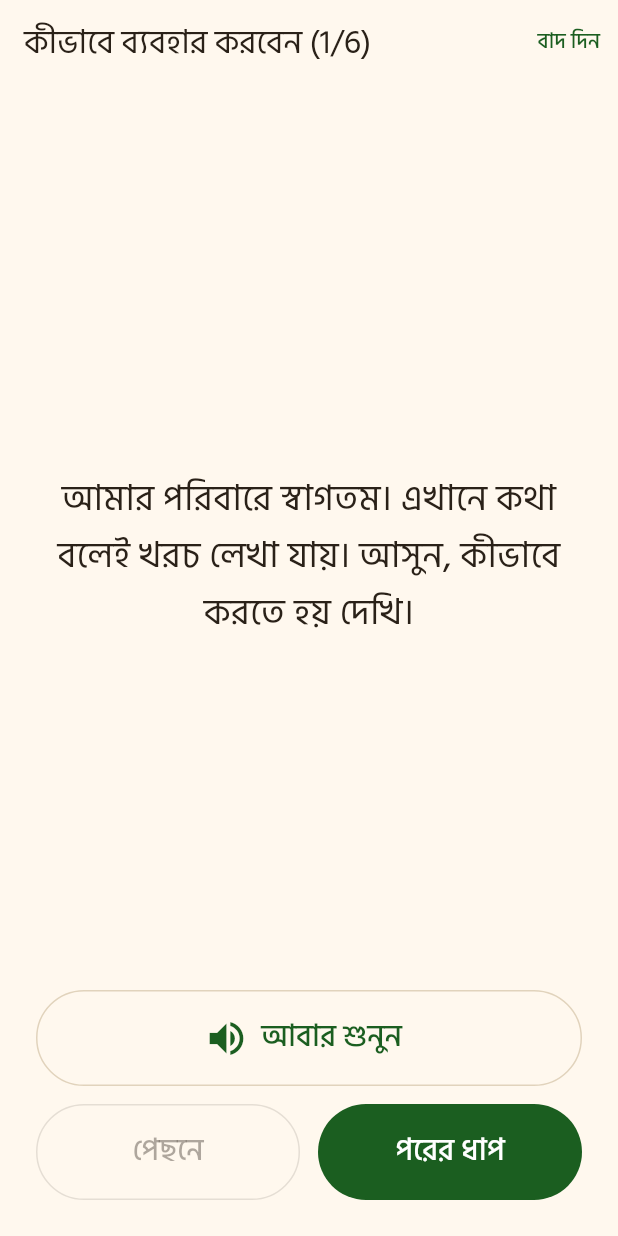
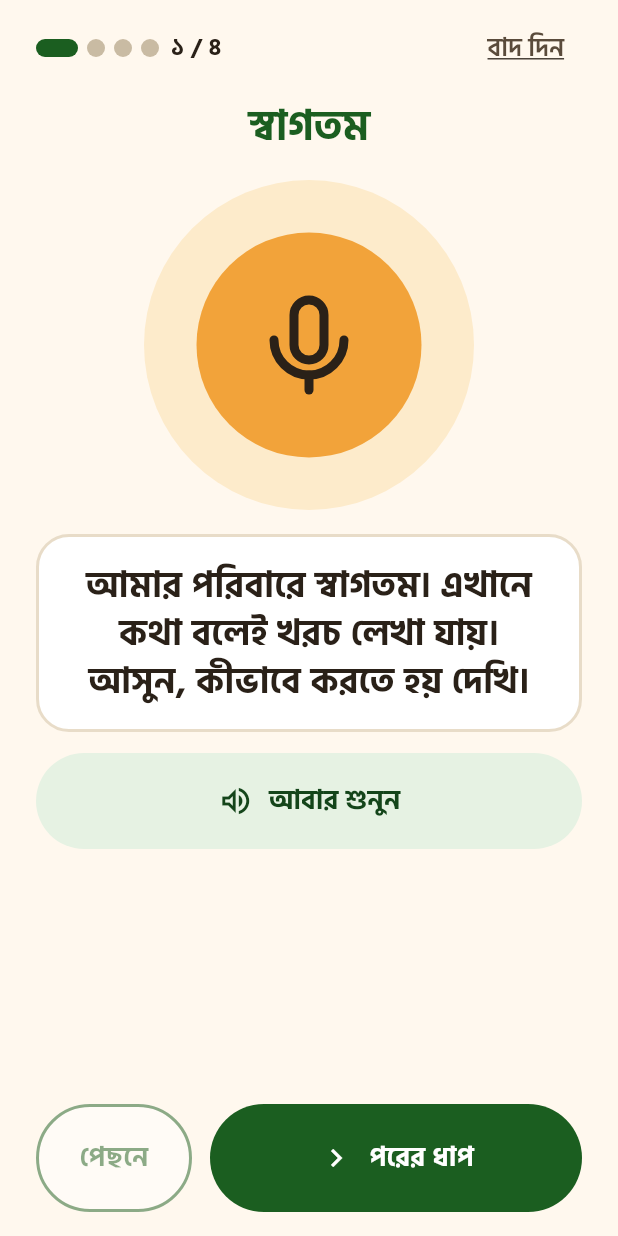
Before and after one commit to raihan31/amar-poribar, a Flutter app: the TutorialScreen screen opened by its route, on a phone screen of 412 x 824 dp. Run offline on Flutter 3.47's test engine with Material 3 defaults, Android fonts, the phone set to English and light mode, and no system bars; our stand-ins replace drift, fl_chart, flutter_riverpod, flutter_secure_storage, flutter_tts, go_router and 3 more; missing offline and left inert: nearby_connections; accounts and stored records are empty; generated files the repository leaves out were written again.

Commit message:
T-MOB-21: D2 Voice-guided tutorial *(screen rework)*
Also touched test/a11y/screen_registry.dart (register D2) and lib/app/router.dart (import).

Co-Authored-By: Claude Sonnet 5.5 <noreply@anthropic.com>

```diff
--- a/apps/mobile/lib/app/router.dart
+++ b/apps/mobile/lib/app/router.dart
@@ -4,6 +4,7 @@ import 'package:go_router/go_router.dart';
 
 import '../features/auth/ui/login_screen.dart';
 import '../features/auth/ui/session_expired_screen.dart';
+import '../features/onboarding/ui/tutorial_screen.dart';
 import '../features/onboarding/ui/welcome_screen.dart';
 import '../features/settings/ui/profile_screen.dart';
 import '../features/voice/ui/voice_fallback_screen.dart';
@@ -12,7 +13,6 @@ import '../presentation/screens/ai_entry_screen.dart';
 import '../presentation/screens/dashboard_screen.dart';
 import '../presentation/screens/settings_screen.dart';
 import '../presentation/screens/transaction_screen.dart';
-import '../presentation/screens/tutorial_screen.dart'; // contains PendingSmsScreen too
 import 'redirects.dart';
 import 'screens.dart';
 import 'shell.dart';
--- a/apps/mobile/lib/core/speech/tutorial.dart
+++ b/apps/mobile/lib/core/speech/tutorial.dart
@@ -1,9 +1,8 @@
-/// The first-time, voice-guided tutorial (SRS FR-VOICE, BR-22/23). Each step is shown and read aloud.
+/// The first-time, voice-guided tutorial (SRS FR-VOICE-10, BR-22/23). Four steps; each is shown
+/// as a large caption and read aloud.
 const List<String> kTutorialSteps = [
   'আমার পরিবারে স্বাগতম। এখানে কথা বলেই খরচ লেখা যায়। আসুন, কীভাবে করতে হয় দেখি।',
-  'বড় মাইক্রোফোনের বোতামে চাপ দিন, তারপর বলুন। যেমন: আজ বাজারে আটশো পঞ্চাশ টাকা।',
-  'আমি যা বুঝেছি, জোরে পড়ে শোনাব। ঠিক হলে সবুজ টিক চাপুন। ভুল হলে ক্রস চাপুন।',
-  'ক্যাটাগরি না বুঝলে ছবি দেখাব। যে ছবিতে চাপ দেবেন, তার নাম আমি বলব।',
-  'মাসের সারাংশ শুনতে "শুনুন" বোতামে চাপুন। বাজেট শেষ হয়ে এলে আমি নিজেই জানিয়ে দেব।',
-  'ইন্টারনেট না থাকলেও লিখে রাখা যায়। নেটওয়ার্ক পেলে নিজে থেকে বুঝে নেওয়া হবে। এবার শুরু করুন!',
+  'মাইক চেপে বলুন: বাজার আটশো টাকা',
+  'ঠিক থাকলে বড় সবুজ বোতাম চাপুন',
+  "মাসের কথা শুনতে 'শুনুন' চাপুন",
 ];
--- /dev/null
+++ b/apps/mobile/lib/features/onboarding/ui/tutorial_screen.dart
@@ -0,0 +1,263 @@
+import 'dart:math' as math;
+
+import 'package:flutter/material.dart';
+import 'package:flutter_riverpod/flutter_riverpod.dart';
+import 'package:go_router/go_router.dart';
+
+import '../../../app/redirects.dart';
+import '../../../core/l10n/l10n_x.dart';
+import '../../../core/money/money_format.dart';
+import '../../../core/money/numeral_style_provider.dart';
+import '../../../core/speech/tutorial.dart';
+import '../../../core/speech/voice_service.dart';
+import '../../../core/theme/tokens.dart';
+import '../../../presentation/providers/auth_provider.dart';
+import '../../../presentation/providers/providers.dart';
+import '../../../ui/big_button.dart';
+
+const tutorialDoneKey = 'tutorial_done';
+
+/// D2: the 4-step voice-guided tutorial (FR-VOICE-10). Board: Tutorial.dc.html. Route `/tutorial`.
+/// Each step is read aloud on arrival and silenced when leaving; it can be replayed or skipped.
+class TutorialScreen extends ConsumerStatefulWidget {
+  const TutorialScreen({super.key});
+
+  @override
+  ConsumerState<TutorialScreen> createState() => _TutorialScreenState();
+}
+
+class _TutorialScreenState extends ConsumerState<TutorialScreen> {
+  int _step = 0;
+  // Kept in a field: Riverpod disposes `ref` before State.dispose() runs.
+  late final VoiceService _voice;
+
+  @override
+  void initState() {
+    super.initState();
+    _voice = ref.read(voiceServiceProvider);
+    WidgetsBinding.instance.addPostFrameCallback((_) => _speak());
+  }
+
+  @override
+  void dispose() {
+    _voice.stopSpeaking();
+    super.dispose();
+  }
+
+  Future<void> _speak() => _voice.speak(kTutorialSteps[_step]);
+
+  Future<void> _go(int delta) async {
+    final next = _step + delta;
+    if (next < 0) return;
+    await _voice.stopSpeaking();
+    if (next >= kTutorialSteps.length) return _finish();
+    if (!mounted) return;
+    setState(() => _step = next);
+    await _speak();
+  }
+
+  Future<void> _finish() async {
+    await _voice.stopSpeaking();
+    await ref.read(localStoreProvider).setMeta(tutorialDoneKey, '1');
+    ref.read(tutorialDoneProvider.notifier).state = true;
+    if (mounted) context.go(Routes.home);
+  }
+
+  @override
+  Widget build(BuildContext context) {
+    final l10n = context.l10n;
+    final style = ref.watch(numeralStyleProvider);
+    final total = kTutorialSteps.length;
+    final last = _step == total - 1;
+    String digits(int n) =>
+        style == NumeralStyle.bangla ? toBanglaDigits('$n') : '$n';
+    final title = [
+      l10n.tutorial_title1,
+      l10n.tutorial_title2,
+      l10n.tutorial_title3,
+      l10n.tutorial_title4,
+    ][_step];
+    return Scaffold(
+      backgroundColor: AppTokens.bg,
+      body: SafeArea(
+        child: LayoutBuilder(
+          builder: (context, box) => SingleChildScrollView(
+            padding: const EdgeInsets.symmetric(horizontal: 24),
+            child: ConstrainedBox(
+              constraints: BoxConstraints(minHeight: box.maxHeight),
+              child: IntrinsicHeight(
+                child: Column(
+                  crossAxisAlignment: CrossAxisAlignment.stretch,
+                  children: [
+                    const SizedBox(height: 8),
+                    Row(
+                      children: [
+                        for (var i = 0; i < total; i++)
+                          Container(
+                            key: Key('tutorial_dot_$i'),
+                            margin: const EdgeInsets.only(right: 6),
+                            width: i == _step ? 28 : 12,
+                            height: 12,
+                            decoration: BoxDecoration(
+                              color: i <= _step
+                                  ? AppTokens.green
+                                  : AppTokens.switchOff,
+                              borderRadius: BorderRadius.circular(6),
+                            ),
+                          ),
+                        const SizedBox(width: 2),
+                        Text(
+                          l10n.tutorial_counter(
+                            digits(_step + 1),
+                            digits(total),
+                          ),
+                          style: const TextStyle(
+                            fontSize: 16,
+                            fontWeight: FontWeight.w700,
+                            color: AppTokens.ink,
+                          ),
+                        ),
+                        const Spacer(),
+                        TextButton(
+                          key: const Key('tutorial_skip'),
+                          style: TextButton.styleFrom(
+                            minimumSize: const Size(0, AppTokens.touchMin),
+                            foregroundColor: AppTokens.muted,
+                          ),
+                          onPressed: _finish,
+                          child: Text(
+                            l10n.tutorial_skip,
+                            style: const TextStyle(
+                              fontSize: 17,
+                              fontWeight: FontWeight.w600,
+                              decoration: TextDecoration.underline,
+                            ),
+                          ),
+                        ),
+                      ],
+                    ),
+                    const SizedBox(height: 8),
+                    Text(
+                      title,
+                      textAlign: TextAlign.center,
+                      style: const TextStyle(
+                        fontSize: 28,
+                        fontWeight: FontWeight.w700,
+                        color: AppTokens.green,
+                      ),
+                    ),
+                    const SizedBox(height: 16),
+                    const Center(
+                      child: ExcludeSemantics(
+                        child: CustomPaint(
+                          key: Key('tutorial_mic_picture'),
+                          size: Size(220, 220),
+                          painter: _MicPainter(),
+                        ),
+                      ),
+                    ),
+                    const SizedBox(height: 16),
+                    Container(
+                      key: const Key('tutorial_caption'),
+                      padding: const EdgeInsets.symmetric(
+                        horizontal: 18,
+                        vertical: 16,
+                      ),
+                      decoration: BoxDecoration(
+                        color: AppTokens.white,
+                        borderRadius: BorderRadius.circular(22),
+                        border: Border.all(color: AppTokens.border, width: 2),
+                      ),
+                      child: Text(
+                        kTutorialSteps[_step],
+                        textAlign: TextAlign.center,
+                        style: const TextStyle(
+                          fontSize: 24,
+                          fontWeight: FontWeight.w700,
+                          height: 1.35,
+                          color: AppTokens.ink,
+                        ),
+                      ),
+                    ),
+                    const SizedBox(height: 14),
+                    BigButton(
+                      key: const Key('tutorial_listen_again'),
+                      label: l10n.tutorial_listenAgain,
+                      icon: Icons.volume_up_outlined,
+                      style: BigButtonStyle.quiet,
+                      height: 64,
+                      onPressed: _speak,
+                    ),
+                    const Spacer(),
+                    const SizedBox(height: 16),
+                    Row(
+                      children: [
+                        SizedBox(
+                          width: 104,
+                          child: BigButton(
+                            key: const Key('tutorial_back'),
+                            label: l10n.tutorial_back,
+                            style: BigButtonStyle.outline,
+                            height: 72,
+                            onPressed: _step == 0 ? null : () => _go(-1),
+                          ),
+                        ),
+                        const SizedBox(width: 12),
+                        Expanded(
+                          child: BigButton(
+                            key: const Key('tutorial_next'),
+                            label:
+                                last ? l10n.tutorial_start : l10n.tutorial_next,
+                            icon: Icons.chevron_right,
+                            height: 72,
+                            onPressed: () => _go(1),
+                          ),
+                        ),
+                      ],
+                    ),
+                    const SizedBox(height: 16),
+                  ],
+                ),
+              ),
+            ),
+          ),
+        ),
+      ),
+    );
+  }
+}
+
+/// The big microphone picture: amber-tint disc, amber disc, ink microphone (no image assets).
+class _MicPainter extends CustomPainter {
+  const _MicPainter();
+
+  @override
+  void paint(Canvas canvas, Size size) {
+    final c = size.center(Offset.zero);
+    canvas.drawCircle(c, size.width / 2, Paint()..color = AppTokens.amberTint);
+    canvas.drawCircle(
+      c,
+      size.width * 75 / 220,
+      Paint()..color = AppTokens.amber,
+    );
+    final ink = Paint()
+      ..color = AppTokens.ink
+      ..style = PaintingStyle.stroke
+      ..strokeWidth = 6
+      ..strokeCap = StrokeCap.round;
+    const u = 80 / 24; // the board draws the glyph on a 24-unit grid at 80 px
+    Offset p(double x, double y) => c + Offset((x - 12) * u, (y - 12) * u);
+    canvas.drawRRect(
+      RRect.fromRectAndRadius(
+        Rect.fromPoints(p(9, 3), p(15, 15)),
+        const Radius.circular(3 * u),
+      ),
+      ink,
+    );
+    canvas.drawArc(Rect.fromPoints(p(5, 4), p(19, 18)), 0, math.pi, false, ink);
+    canvas.drawLine(p(12, 18), p(12, 21), ink);
+  }
+
+  @override
+  bool shouldRepaint(covariant CustomPainter oldDelegate) => false;
+}
--- a/apps/mobile/lib/presentation/screens/tutorial_screen.dart
+++ /dev/null
@@ -1,121 +0,0 @@
-import 'package:flutter/material.dart';
-import 'package:flutter_riverpod/flutter_riverpod.dart';
-import 'package:go_router/go_router.dart';
-
-import '../../app/redirects.dart';
-import '../../core/speech/tutorial.dart';
-import '../../core/speech/voice_service.dart';
-import '../providers/auth_provider.dart';
-import '../providers/providers.dart';
-
-const tutorialDoneKey = 'tutorial_done';
-
-/// First-time walkthrough. Every step is read aloud; big Next / Back / Replay buttons, and it can be skipped.
-class TutorialScreen extends ConsumerStatefulWidget {
-  const TutorialScreen({super.key});
-
-  @override
-  ConsumerState<TutorialScreen> createState() => _TutorialScreenState();
-}
-
-class _TutorialScreenState extends ConsumerState<TutorialScreen> {
-  int _step = 0;
-  // Kept in a field: Riverpod disposes `ref` before State.dispose() runs.
-  late final VoiceService _voice;
-
-  @override
-  void initState() {
-    super.initState();
-    _voice = ref.read(voiceServiceProvider);
-    WidgetsBinding.instance.addPostFrameCallback((_) => _speak());
-  }
-
-  @override
-  void dispose() {
-    _voice.stopSpeaking();
-    super.dispose();
-  }
-
-  Future<void> _speak() => _voice.speak(kTutorialSteps[_step]);
-
-  Future<void> _go(int delta) async {
-    final next = _step + delta;
-    if (next < 0) return;
-    if (next >= kTutorialSteps.length) return _finish();
-    setState(() => _step = next);
-    await _speak();
-  }
-
-  Future<void> _finish() async {
-    await _voice.stopSpeaking();
-    await ref.read(localStoreProvider).setMeta(tutorialDoneKey, '1');
-    ref.read(tutorialDoneProvider.notifier).state = true;
-    if (mounted) context.go(Routes.home);
-  }
-
-  @override
-  Widget build(BuildContext context) {
-    final last = _step == kTutorialSteps.length - 1;
-    return Scaffold(
-      appBar: AppBar(
-        title: Text(
-          'কীভাবে ব্যবহার করবেন (${_step + 1}/${kTutorialSteps.length})',
-        ),
-        actions: [TextButton(onPressed: _finish, child: const Text('বাদ দিন'))],
-      ),
-      body: Padding(
-        padding: const EdgeInsets.all(24),
-        child: Column(
-          crossAxisAlignment: CrossAxisAlignment.stretch,
-          children: [
-            Expanded(
-              child: Center(
-                child: Text(
-                  kTutorialSteps[_step],
-                  textAlign: TextAlign.center,
-                  style: const TextStyle(fontSize: 24, height: 1.6),
-                ),
-              ),
-            ),
-            SizedBox(
-              height: 64,
-              child: OutlinedButton.icon(
-                icon: const Icon(Icons.volume_up, size: 30),
-                label: const Text('আবার শুনুন', style: TextStyle(fontSize: 20)),
-                onPressed: _speak,
-              ),
-            ),
-            const SizedBox(height: 12),
-            Row(
-              children: [
-                Expanded(
-                  child: SizedBox(
-                    height: 64,
-                    child: OutlinedButton(
-                      onPressed: _step == 0 ? null : () => _go(-1),
-                      child:
-                          const Text('পেছনে', style: TextStyle(fontSize: 20)),
-                    ),
-                  ),
-                ),
-                const SizedBox(width: 12),
-                Expanded(
-                  child: SizedBox(
-                    height: 64,
-                    child: FilledButton(
-                      onPressed: () => _go(1),
-                      child: Text(
-                        last ? 'শুরু করুন' : 'পরের ধাপ',
-                        style: const TextStyle(fontSize: 20),
-                      ),
-                    ),
-                  ),
-                ),
-              ],
-            ),
-          ],
-        ),
-      ),
-    );
-  }
-}
```
Also changed, not shown: apps/mobile/lib/l10n/app_bn.arb (+14 -1 lines), apps/mobile/lib/l10n/app_en.arb (+14 -1 lines), 5 other files.
